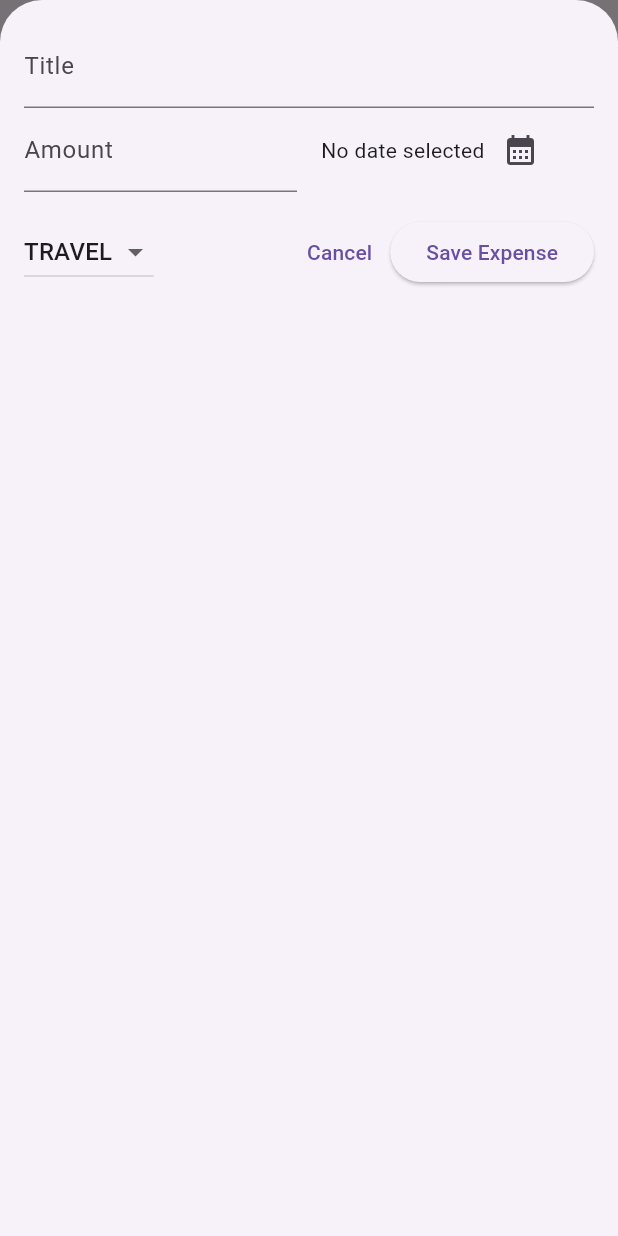
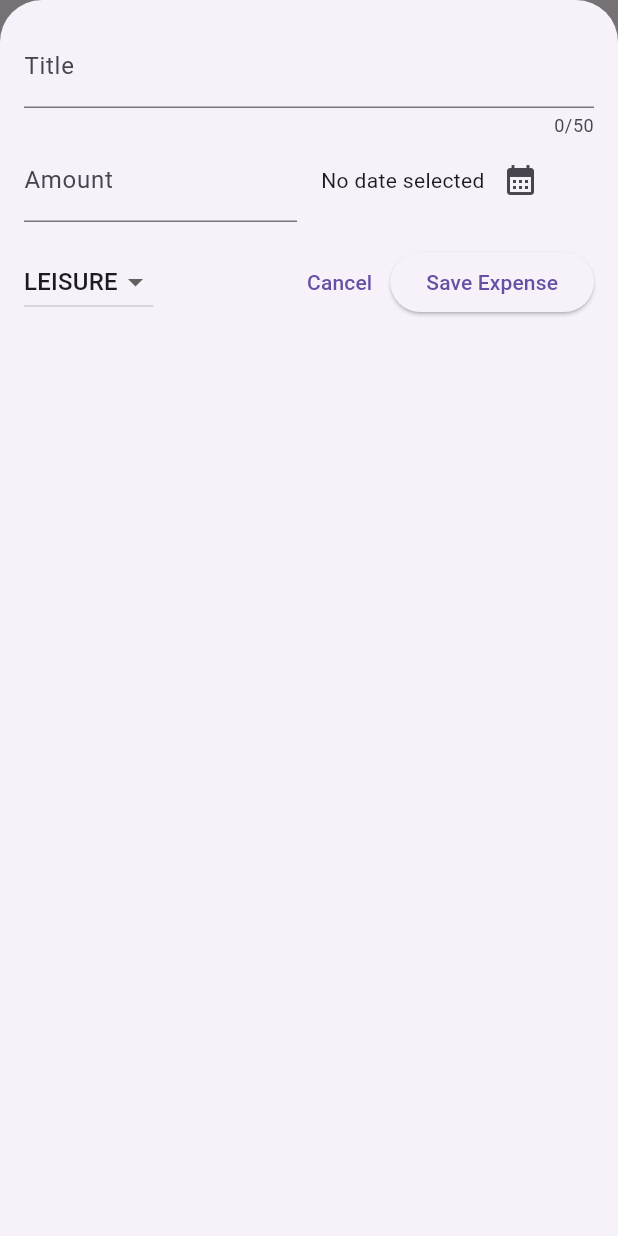
Before and after one commit to marijoy-apa/flutter-learn-forms, a Flutter app: the screen it shows after launch, after a tap on the "add" icon, on a phone screen of 412 x 824 dp. Run offline on Flutter 3.47's test engine with Material 3 defaults, Android fonts, the phone set to English and light mode, and no system bars.

Commit message:
create new expense form

```diff
--- a/expense_tracker/lib/home_page.dart
+++ b/expense_tracker/lib/home_page.dart
@@ -1,10 +1,24 @@
 import 'package:expense_tracker/data/expense_list.dart';
 import 'package:expense_tracker/expense_item.dart';
+import 'package:expense_tracker/model/expense.dart';
 import 'package:expense_tracker/new_expense.dart';
 import 'package:flutter/material.dart';
 
-class MyHomePage extends StatelessWidget {
+class MyHomePage extends StatefulWidget {
   const MyHomePage({super.key});
+
+  @override
+  State<MyHomePage> createState() => _MyHomePageState();
+}
+
+class _MyHomePageState extends State<MyHomePage> {
+  final List<Expense> _registeredExpenses = expenseList;
+
+  void _addExpense(Expense expense) {
+    setState(() {
+      _registeredExpenses.add(expense);
+    });
+  }
 
   @override
   Widget build(BuildContext context) {
@@ -17,12 +31,15 @@ class MyHomePage extends StatelessWidget {
         itemBuilder: (context, index) =>
             ExpenseItem(expense: expenseList[index]),
       ),
-      floatingActionButton: FloatingActionButton(onPressed: () {
+      floatingActionButton: FloatingActionButton(
+          onPressed: () {
             showModalBottomSheet(
               useSafeArea: true,
               isScrollControlled: true,
               context: context,
-          builder: (context) => const NewExpense(),
+              builder: (context) => NewExpense(
+                onAddExpense: _addExpense,
+              ),
             );
           },
           child: const Icon(Icons.add)),
--- a/expense_tracker/lib/new_expense.dart
+++ b/expense_tracker/lib/new_expense.dart
@@ -1,8 +1,84 @@
 import 'package:flutter/material.dart';
 import 'package:expense_tracker/model/expense.dart';
 
-class NewExpense extends StatelessWidget {
-  const NewExpense({super.key});
+class NewExpense extends StatefulWidget {
+  const NewExpense({super.key, required this.onAddExpense});
+
+  final void Function(Expense expense) onAddExpense;
+
+  @override
+  State<NewExpense> createState() => _NewExpenseState();
+}
+
+class _NewExpenseState extends State<NewExpense> {
+  final _titleController = TextEditingController();
+  final _amountController = TextEditingController();
+  DateTime? _selectedDate;
+  Category _selectedCategory = Category.leisure;
+
+  void _presentDatePicker() async {
+    final now = DateTime.now();
+    final firstDate = DateTime(now.year - 1, now.month, now.day);
+
+    final pickedDate = await showDatePicker(
+      context: context,
+      initialDate: now,
+      firstDate: firstDate,
+      lastDate: now,
+    );
+    setState(() {
+      _selectedDate = pickedDate;
+    });
+  }
+
+  void _submitExpenseData() {
+    //double.parse will return the double type of an object, it will return null for invalid input
+    final enteredAmount = double.tryParse(_amountController.text);
+
+    //will check if inputed amount is valid. entered should not be null or less than or equal to 0 (negative values)
+    final amountIsInvalid = enteredAmount == null || enteredAmount <= 0;
+
+    //when one of the field is invalid or empty, an AlerDialog will display with its message
+    if (_titleController.text.trim().isEmpty ||
+        amountIsInvalid ||
+        _selectedDate == null) {
+      showDialog(
+        context: context,
+        builder: (ctx) => AlertDialog(
+          title: const Text('Invalid input'),
+          content: const Text(
+              'Please make sure a valid title, amount, date and category was entered'),
+          actions: [
+            TextButton(
+              onPressed: () {
+                Navigator.pop(ctx);
+              },
+              child: const Text('Okay'),
+            )
+          ],
+        ),
+      );
+      //will not proceed to execute onAddExpense function when form is invalid
+      return;
+    }
+
+    //if the form is valid, onAddExpense is called and should pass the details of the expense
+    widget.onAddExpense(Expense(
+        title: _titleController.text,
+        amount: enteredAmount,
+        date: _selectedDate!,
+        category: _selectedCategory));
+
+    //if the addition of new expense is successful, will close the NewExpense page
+    Navigator.pop(context);
+  }
+
+  @override
+  void dispose() {
+    _titleController.dispose();
+    _amountController.dispose();
+    super.dispose();
+  }
 
   @override
   Widget build(BuildContext context) {
@@ -10,18 +86,28 @@ class NewExpense extends StatelessWidget {
       height: double.infinity,
       child: SingleChildScrollView(
         child: Padding(
-            padding: const EdgeInsets.all(16),
+          padding: const EdgeInsets.all(16),
           child: Column(
             children: [
-              const TextField(
-                decoration: InputDecoration(label: Text('Title')),
+              TextField(
+                controller: _titleController,
+                decoration: const InputDecoration(
+                  label: Text('Title'),
+                ),
+                maxLength: 50,
+              ),
+              const SizedBox(
+                width: 16,
               ),
               Row(
+                mainAxisAlignment: MainAxisAlignment.end,
+                crossAxisAlignment: CrossAxisAlignment.center,
                 children: [
-                  const Expanded(
+                  Expanded(
                     child: TextField(
+                      controller: _amountController,
                       keyboardType: TextInputType.number,
-                      decoration: InputDecoration(
+                      decoration: const InputDecoration(
                         prefixText: '\$',
                         label: Text('Amount'),
                       ),
@@ -33,9 +119,11 @@ class NewExpense extends StatelessWidget {
                   Expanded(
                     child: Row(
                       children: [
-                        const Text('No date selected'),
+                        Text(_selectedDate == null
+                            ? 'No date selected'
+                            : formatter.format(_selectedDate!)),
                         IconButton(
-                          onPressed: () {},
+                          onPressed: _presentDatePicker,
                           icon: const Icon(Icons.calendar_month),
                         ),
                       ],
@@ -49,7 +137,7 @@ class NewExpense extends StatelessWidget {
               Row(
                 children: [
                   DropdownButton(
-                      value: Category.travel,
+                      value: _selectedCategory,
                       items: Category.values
                           .map(
                             (category) => DropdownMenuItem(
@@ -58,14 +146,23 @@ class NewExpense extends StatelessWidget {
                             ),
                           )
                           .toList(),
-                      onChanged: (value) {}),
+                      onChanged: (value) {
+                        if (value == null) {
+                          return;
+                        }
+                        setState(() {
+                          _selectedCategory = value;
+                        });
+                      }),
                   const Spacer(),
                   TextButton(
-                    onPressed: () {},
+                    onPressed: () {
+                      Navigator.pop(context);
+                    },
                     child: const Text('Cancel'),
                   ),
                   ElevatedButton(
-                    onPressed: () {},
+                    onPressed: _submitExpenseData,
                     child: const Text('Save Expense'),
                   )
                 ],
```
Lines whose indentation alone changed are shown as unchanged.
